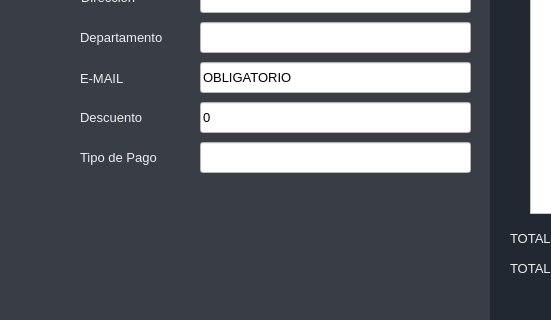
The window that UI/templates/Venta.ui (ajospino/Proyecto-2019-2) describes before a commit, drawn with Qt 5; both pictures show x 130 to 681 and y 287 to 607 of the 1288 by 607 pixel window.
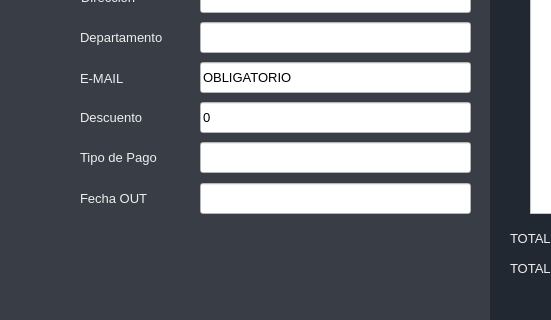
The same window after the commit.

What changed in the file:
```diff
--- a/UI/templates/Venta.ui
+++ b/UI/templates/Venta.ui
@@ -1131,6 +1131,58 @@
      <string/>
     </property>
    </widget>
+   <widget class="QLineEdit" name="lineEditFecha">
+    <property name="enabled">
+     <bool>true</bool>
+    </property>
+    <property name="geometry">
+     <rect>
+      <x>330</x>
+      <y>470</y>
+      <width>271</width>
+      <height>31</height>
+     </rect>
+    </property>
+    <property name="font">
+     <font>
+      <family>Arial</family>
+      <pointsize>10</pointsize>
+      <weight>50</weight>
+      <bold>false</bold>
+     </font>
+    </property>
+    <property name="styleSheet">
+     <string notr="true">background-color: rgb(255, 255, 255);</string>
+    </property>
+    <property name="text">
+     <string/>
+    </property>
+   </widget>
+   <widget class="QLabel" name="label_20">
+    <property name="geometry">
+     <rect>
+      <x>210</x>
+      <y>470</y>
+      <width>101</width>
+      <height>31</height>
+     </rect>
+    </property>
+    <property name="font">
+     <font>
+      <family>Arial</family>
+      <pointsize>10</pointsize>
+      <weight>50</weight>
+      <bold>false</bold>
+     </font>
+    </property>
+    <property name="styleSheet">
+     <string notr="true">background-color: rgb(57, 62, 70);
+color: rgb(238, 238, 238);</string>
+    </property>
+    <property name="text">
+     <string>Fecha OUT</string>
+    </property>
+   </widget>
    <zorder>label_21</zorder>
    <zorder>label</zorder>
    <zorder>label_5</zorder>
@@ -1177,6 +1229,8 @@
    <zorder>label_2</zorder>
    <zorder>label_3</zorder>
    <zorder>labelDescuento</zorder>
+   <zorder>lineEditFecha</zorder>
+   <zorder>label_20</zorder>
   </widget>
  </widget>
  <tabstops>
```
